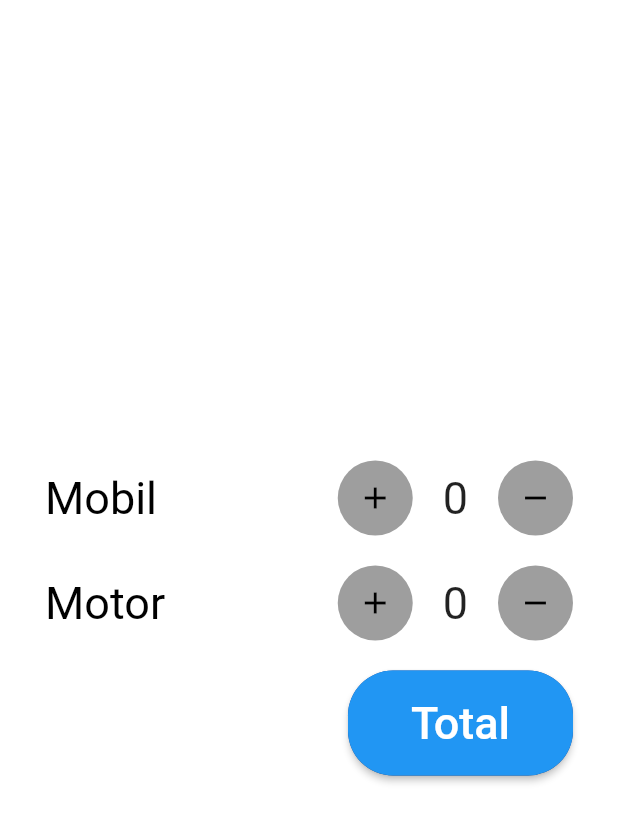
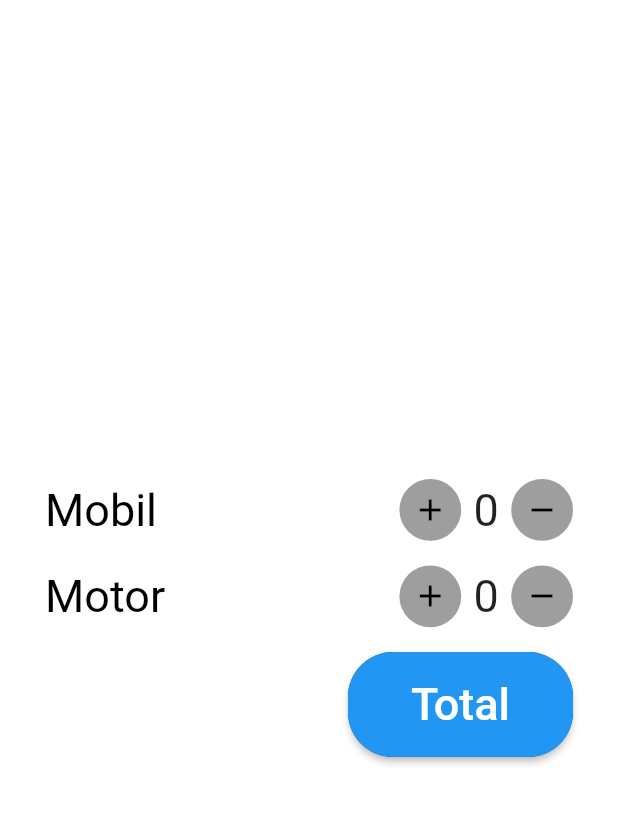
Before and after one commit to Andra70/getx_state_management, a Flutter app: the screen it shows after launch, on a phone screen of 412 x 824 dp. Shown: the top 822 px of the screen. Run offline on Flutter 3.47's test engine with Material 2 defaults, Android fonts, the phone set to English and light mode, and no system bars; our stand-ins replace get.

Commit message:
[AAS]GetX state management

```diff
--- a/lib/my_cart.dart
+++ b/lib/my_cart.dart
@@ -6,8 +6,11 @@ import 'package:getxstatemanagement/total_page.dart';
 class MyCart extends StatelessWidget {
   MyCart({Key? key, required String title}) : super(key: key);
   final MyController c = Get.put(MyController());
+
   @override
   Widget build(BuildContext context) {
+    final Size screenSize = MediaQuery.of(context).size;
+
     return Scaffold(
       body: Container(
         padding: const EdgeInsets.all(30),
@@ -18,98 +21,82 @@ class MyCart extends StatelessWidget {
             //mobil
             Row(
               children: [
-                const Text("Mobil", style: TextStyle(
-                  fontSize: 30,
-                  color:Colors.black
-                ),),
-                Expanded(child: Container(),),
-
+                const Text(
+                  "Mobil",
+                  style: TextStyle(fontSize: 30, color: Colors.black),
+                ),
+                Expanded(
+                  child: Container(),
+                ),
                 Container(
-                  width: 50,
-                  height: 50,
+                  width: screenSize.width * 0.1,
+                  height: screenSize.width * 0.1,
                   decoration: BoxDecoration(
-                  borderRadius: BorderRadius.circular(25),
-                  color: Colors.grey
-                  ),
+                      borderRadius: BorderRadius.circular(25),
+                      color: Colors.grey),
                   child: IconButton(
-                  // ignore: prefer_const_constructors
-                  icon: Icon(Icons.add,color:Colors.black),
-                  onPressed: ()=>c.increment(),
-                  )
+                      icon: const Icon(Icons.add, color: Colors.black),
+                      onPressed: () => c.increment()),
                 ),
-                // ignore: prefer_const_constructors
-                SizedBox(width: 20,),
-                Obx(()=>Text(c.mobil.toString(),
-                style: const TextStyle(
-                  fontSize: 30,
-                ),
-                )),
-                // ignore: prefer_const_constructors
-                SizedBox(width: 20,),
+                SizedBox(width: screenSize.width * 0.02),
+                Obx(() => Text(
+                      c.mobil.toString(),
+                      style: const TextStyle(fontSize: 30),
+                    )),
+                SizedBox(width: screenSize.width * 0.02),
                 Container(
-                  width: 50,
-                  height: 50,
+                  width: screenSize.width * 0.1,
+                  height: screenSize.width * 0.1,
                   decoration: BoxDecoration(
-                  borderRadius: BorderRadius.circular(25),
-                  color: Colors.grey
-                  ),
+                      borderRadius: BorderRadius.circular(25),
+                      color: Colors.grey),
                   child: IconButton(
-                  // ignore: prefer_const_constructors
-                  icon: Icon(Icons.remove,color:Colors.black),
-                  onPressed: ()=>c.decrement(),
-                  )
+                      icon: const Icon(Icons.remove, color: Colors.black),
+                      onPressed: () => c.decrement()),
                 ),
               ],
             ),
-            const SizedBox(height: 20,),
+            SizedBox(height: screenSize.height * 0.02),
 
             //motor
             Row(
               children: [
-                const Text("Motor", style: TextStyle(
-                  fontSize: 30,
-                  color:Colors.black
-                ),),
-                Expanded(child: Container(),),
-
+                const Text(
+                  "Motor",
+                  style: TextStyle(fontSize: 30, color: Colors.black),
+                ),
+                Expanded(
+                  child: Container(),
+                ),
                 Container(
-                  width: 50,
-                  height: 50,
+                  width: screenSize.width * 0.1,
+                  height: screenSize.width * 0.1,
                   decoration: BoxDecoration(
-                  borderRadius: BorderRadius.circular(25),
-                  color: Colors.grey
-                  ),
+                      borderRadius: BorderRadius.circular(25),
+                      color: Colors.grey),
                   child: IconButton(
-                  // ignore: prefer_const_constructors
-                  icon: Icon(Icons.add,color:Colors.black),
-                  onPressed: ()=>c.incrementMotor(),
-                  )
+                      icon: const Icon(Icons.add, color: Colors.black),
+                      onPressed: () => c.incrementMotor()),
                 ),
-                // ignore: prefer_const_constructors
-                SizedBox(width: 20,),
-                Obx(()=>Text(c.motor.toString(),
-                style: const TextStyle(
-                  fontSize: 30,
-                ),
-                )),
-                // ignore: prefer_const_constructors
-                SizedBox(width: 20,),
+                SizedBox(width: screenSize.width * 0.02),
+                Obx(() => Text(
+                      c.motor.toString(),
+                      style: const TextStyle(fontSize: 30),
+                    )),
+                SizedBox(width: screenSize.width * 0.02),
                 Container(
-                  width: 50,
-                  height: 50,
+                  width: screenSize.width * 0.1,
+                  height: screenSize.width * 0.1,
                   decoration: BoxDecoration(
-                  borderRadius: BorderRadius.circular(25),
-                  color: Colors.grey
-                  ),
+                      borderRadius: BorderRadius.circular(25),
+                      color: Colors.grey),
                   child: IconButton(
-                  // ignore: prefer_const_constructors
-                  icon: Icon(Icons.remove,color:Colors.black),
-                  onPressed: ()=>c.decrementMotor(),
-                  )
+                      icon: const Icon(Icons.remove, color: Colors.black),
+                      onPressed: () => c.decrementMotor()),
                 ),
               ],
             ),
-            const SizedBox(height: 20,),
+            SizedBox(height: screenSize.height * 0.02),
             Row(
               children: [
                 Expanded(child: Container()),
```
